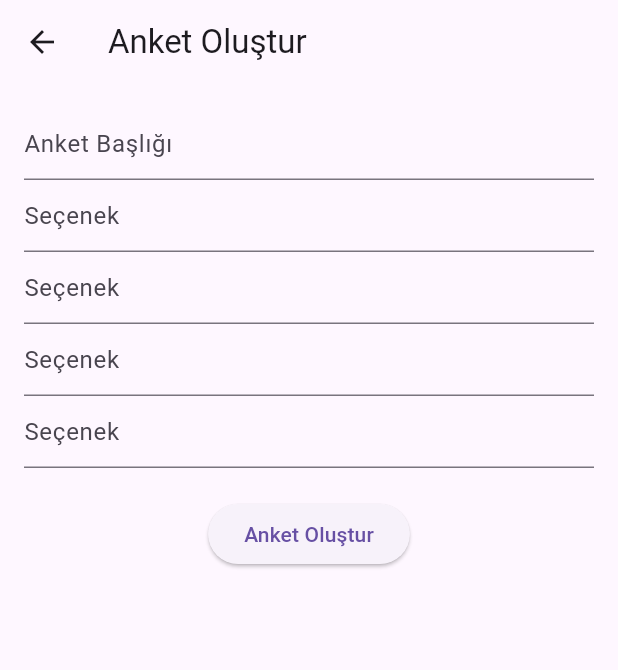
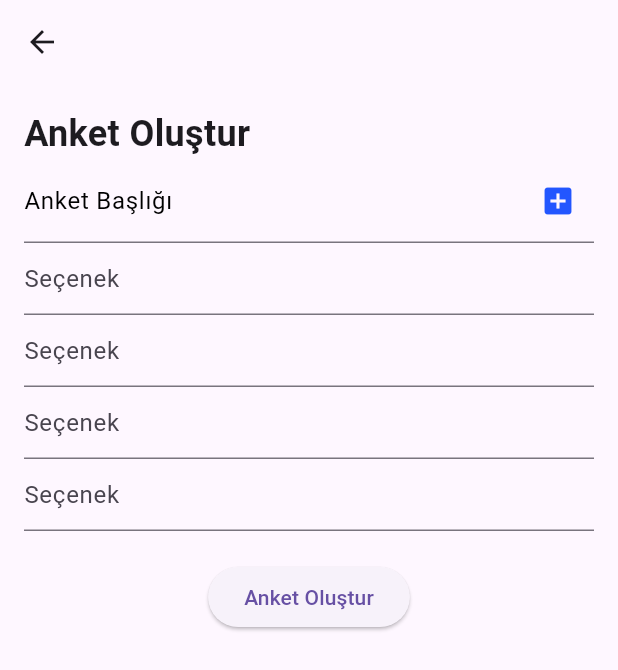
Before and after one commit to tahsin-emre/voxpollui, a Flutter app: the CreatePollPage screen opened directly, on a phone screen of 412 x 824 dp. Shown: the top 670 px of the screen. Run offline on Flutter 3.47's test engine with Material 3 defaults, Android fonts, the phone set to English and light mode, and no system bars; our stand-ins replace flutter_dotenv, parse_server_sdk_flutter, shared_preferences; missing offline and left inert: flutter_polls; accounts and stored records are empty; statements that could not run were skipped.

Commit message:
anket ekleme kısmı güncelleniyor

```diff
--- /dev/null
+++ b/lib/class/custom/custom_textfield.dart
@@ -0,0 +1,34 @@
+import 'package:flutter/material.dart';
+import 'package:voxpollui/class/model/national/get_color.dart';
+
+class PollTextField {
+  static TextField pollTextField({
+    required TextEditingController titleController,
+    required BuildContext context,
+  }) {
+    return TextField(
+      controller: titleController,
+      decoration: InputDecoration(
+        suffixIcon: GestureDetector(
+          onTap: () {
+            showDialog(
+              context: context,
+              builder: (BuildContext context) {
+                return const AlertDialog(
+                  title: Text("Kullanıcının galerisi açılacak"),
+                );
+              }
+            );
+          },
+          child: Icon(Icons.add_box, color: AppColor.nationalColor),
+        ),
+        label: const Text(
+          'Anket Başlığı',
+          style: TextStyle(
+            color: Colors.black,
+          ),
+        ),
+      ),
+    );
+  }
+}
--- /dev/null
+++ b/lib/class/model/national/get_color.dart
@@ -0,0 +1,5 @@
+import 'package:flutter/material.dart';
+
+class AppColor {
+  static Color nationalColor = Color.fromARGB(255, 35, 86, 255);
+}
--- a/lib/createpoll.dart
+++ b/lib/createpoll.dart
@@ -1,5 +1,7 @@
 import 'package:flutter/material.dart';
 import 'package:parse_server_sdk_flutter/parse_server_sdk_flutter.dart';
+import 'package:voxpollui/class/custom/custom_textfield.dart';
+import 'package:voxpollui/class/model/national/get_color.dart';
 import 'package:voxpollui/home_page.dart';
 
 class CreatePollPage extends StatefulWidget {
@@ -11,11 +13,13 @@ class CreatePollPage extends StatefulWidget {
 
 class _CreatePollPageState extends State<CreatePollPage> {
   final TextEditingController _titleController = TextEditingController();
-  final List<TextEditingController> _optionControllers = List.generate(4, (index) => TextEditingController());
+  final List<TextEditingController> _optionControllers =
+      List.generate(4, (index) => TextEditingController());
 
   Future<void> _createPoll() async {
     final String title = _titleController.text.trim();
-    final List<String> options = _optionControllers.map((controller) => controller.text.trim()).toList();
+    final List<String> options =
+        _optionControllers.map((controller) => controller.text.trim()).toList();
 
     if (title.isEmpty || options.any((option) => option.isEmpty)) {
       // Hata mesajı göster
@@ -27,7 +31,8 @@ class _CreatePollPageState extends State<CreatePollPage> {
 
     final ParseObject poll = ParseObject('Poll')
       ..set('title', title)
-      ..set('createdBy', currentUser.objectId); // Kullanıcının objectId'sini kaydet
+      ..set('createdBy',
+          currentUser.objectId); // Kullanıcının objectId'sini kaydet
 
     final response = await poll.save();
 
@@ -41,7 +46,8 @@ class _CreatePollPageState extends State<CreatePollPage> {
       }
       // Anket başarıyla kaydedildi mesajı göster ve ana sayfaya yönlendir
       // ignore: use_build_context_synchronously
-      Navigator.push(context, MaterialPageRoute(builder: ((context) => const HomePage())));
+      Navigator.push(
+          context, MaterialPageRoute(builder: ((context) => const HomePage())));
     } else {
       // Hata mesajı göster
     }
@@ -51,16 +57,23 @@ class _CreatePollPageState extends State<CreatePollPage> {
   Widget build(BuildContext context) {
     return Scaffold(
       appBar: AppBar(
-        title: const Text('Anket Oluştur'),
+          // title: const Text('Anket Oluştur'),
           ),
-      body: Padding(
+      body: Container(
+        height: MediaQuery.of(context).size.height,
+        width: MediaQuery.of(context).size.width,
+        child: Padding(
           padding: const EdgeInsets.all(16.0),
           child: Column(
             children: <Widget>[
-            TextField(
-              controller: _titleController,
-              decoration: const InputDecoration(hintText: 'Anket Başlığı'),
+              Align(
+                alignment: Alignment.centerLeft,
+                child: const Text(
+                  "Anket Oluştur",
+                  style: TextStyle(fontSize: 24, fontWeight: FontWeight.bold),
                 ),
+              ),
+              PollTextField.pollTextField(titleController: _titleController, context: context),
               ..._optionControllers.map((controller) => TextField(
                     controller: controller,
                     decoration: const InputDecoration(hintText: 'Seçenek'),
@@ -73,6 +86,7 @@ class _CreatePollPageState extends State<CreatePollPage> {
             ],
           ),
         ),
+      ),
     );
   }
 }
```
Lines whose indentation alone changed are shown as unchanged.
